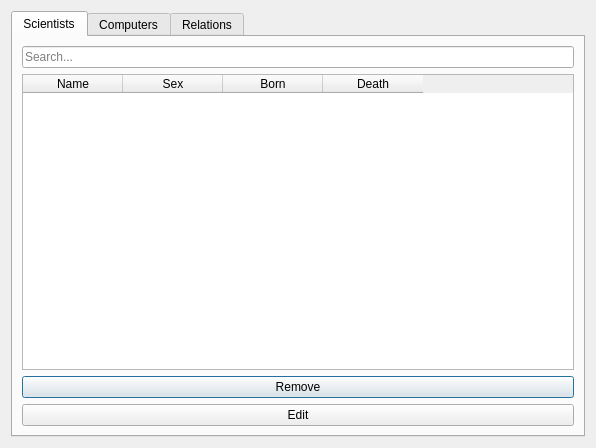
This is gui/list/listgui.ui in HelgiThomas/Verklegt31 as Qt 5 draws it before an edit. The edited form follows.
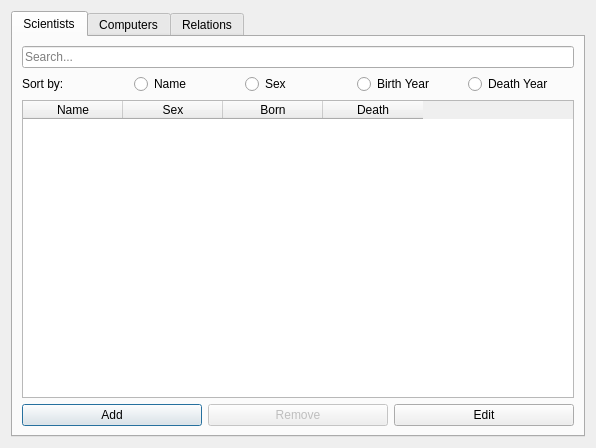
This is the edited form. The open tabs and pages were chosen to show the change.

Diff of the .ui file:
```diff
--- a/gui/list/listgui.ui
+++ b/gui/list/listgui.ui
@@ -31,6 +31,45 @@
          </property>
         </widget>
        </item>
+       <item>
+        <layout class="QHBoxLayout" name="horizontalLayout_2">
+         <item>
+          <widget class="QLabel" name="label">
+           <property name="text">
+            <string>Sort by:</string>
+           </property>
+          </widget>
+         </item>
+         <item>
+          <widget class="QRadioButton" name="rbutton_sortSciByName">
+           <property name="text">
+            <string>Name</string>
+           </property>
+          </widget>
+         </item>
+         <item>
+          <widget class="QRadioButton" name="rbutton_sortSciBySex">
+           <property name="text">
+            <string>Sex</string>
+           </property>
+          </widget>
+         </item>
+         <item>
+          <widget class="QRadioButton" name="rbutton_sortSciByBirth">
+           <property name="text">
+            <string>Birth Year</string>
+           </property>
+          </widget>
+         </item>
+         <item>
+          <widget class="QRadioButton" name="rbutton_sortSciByDeath">
+           <property name="text">
+            <string>Death Year</string>
+           </property>
+          </widget>
+         </item>
+        </layout>
+       </item>
        <item>
         <widget class="QTableWidget" name="table_scientists">
          <column>
@@ -56,7 +95,19 @@
         </widget>
        </item>
        <item>
-        <widget class="QPushButton" name="butto_remove_scientist">
+        <layout class="QHBoxLayout" name="horizontalLayout_5">
+         <item>
+          <widget class="QPushButton" name="button_add_scientist">
+           <property name="text">
+            <string>Add</string>
+           </property>
+          </widget>
+         </item>
+         <item>
+          <widget class="QPushButton" name="button_remove_scientist">
+           <property name="enabled">
+            <bool>false</bool>
+           </property>
          <property name="text">
           <string>Remove</string>
          </property>
@@ -70,6 +121,8 @@
         </widget>
        </item>
       </layout>
+       </item>
+      </layout>
      </widget>
      <widget class="QWidget" name="tab_2">
       <attribute name="title">
```
Left out of the diff: 92 changed lines with no effect on the pictures. Lines whose indentation alone changed are shown as unchanged.
